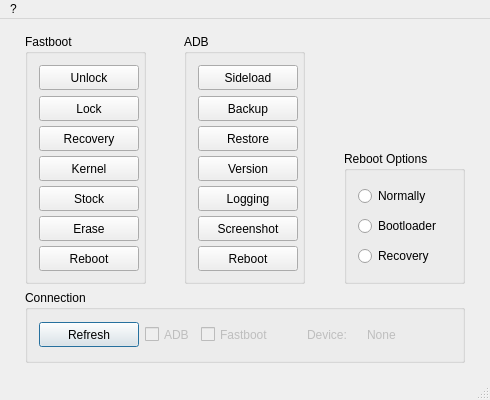
This is AndroidMultiTool/mainwindow.ui in lexpaval/LxMultiTool as Qt 5 draws it before an edit. The edited form follows.
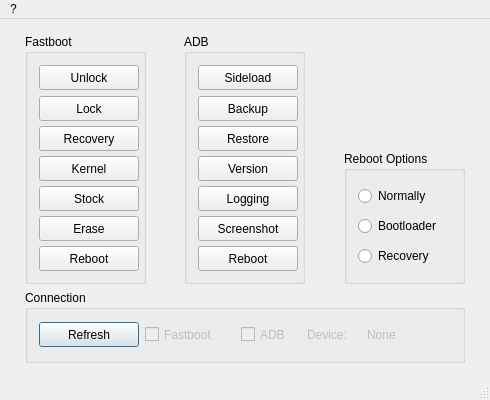
This is the edited form. Icons and pictures are not drawn.

Commit message: [mainwindow] Put fastboot back in place of adb

Diff of the .ui file:
```diff
--- a/AndroidMultiTool/mainwindow.ui
+++ b/AndroidMultiTool/mainwindow.ui
@@ -332,6 +332,37 @@
          </property>
         </widget>
        </item>
+       <item>
+        <widget class="QCheckBox" name="checkBox_Fastboot">
+         <property name="enabled">
+          <bool>false</bool>
+         </property>
+         <property name="minimumSize">
+          <size>
+           <width>90</width>
+           <height>25</height>
+          </size>
+         </property>
+         <property name="maximumSize">
+          <size>
+           <width>16777215</width>
+           <height>25</height>
+          </size>
+         </property>
+         <property name="mouseTracking">
+          <bool>false</bool>
+         </property>
+         <property name="focusPolicy">
+          <enum>Qt::NoFocus</enum>
+         </property>
+         <property name="text">
+          <string>Fastboot</string>
+         </property>
+         <property name="checkable">
+          <bool>true</bool>
+         </property>
+        </widget>
+       </item>
        <item>
         <widget class="QCheckBox" name="checkBox_ADB">
          <property name="enabled">
@@ -369,37 +400,6 @@
          </property>
         </widget>
        </item>
-       <item>
-        <widget class="QCheckBox" name="checkBox_Fastboot">
-         <property name="enabled">
-          <bool>false</bool>
-         </property>
-         <property name="minimumSize">
-          <size>
-           <width>90</width>
-           <height>25</height>
-          </size>
-         </property>
-         <property name="maximumSize">
-          <size>
-           <width>16777215</width>
-           <height>25</height>
-          </size>
-         </property>
-         <property name="mouseTracking">
-          <bool>false</bool>
-         </property>
-         <property name="focusPolicy">
-          <enum>Qt::NoFocus</enum>
-         </property>
-         <property name="text">
-          <string>Fastboot</string>
-         </property>
-         <property name="checkable">
-          <bool>true</bool>
-         </property>
-        </widget>
-       </item>
        <item>
         <widget class="QFrame" name="frame">
          <property name="sizePolicy">
```
Left out of the diff: 4 changed lines with no effect on the pictures.
